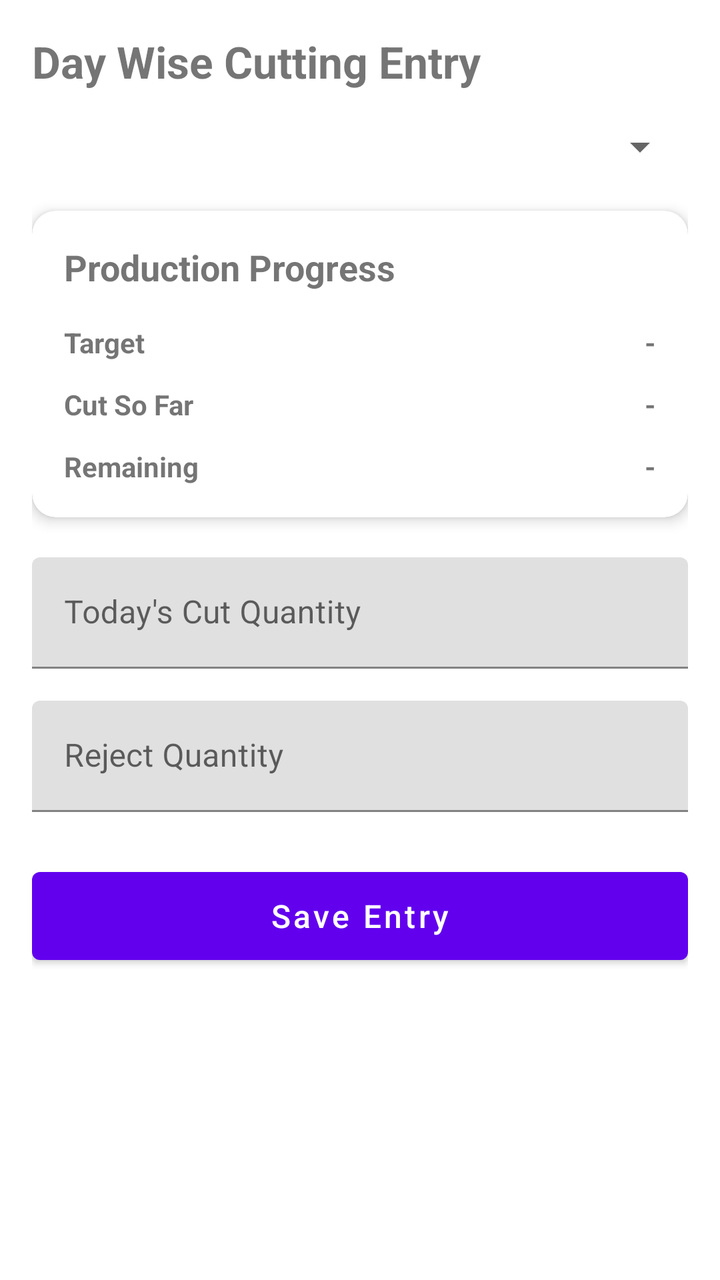
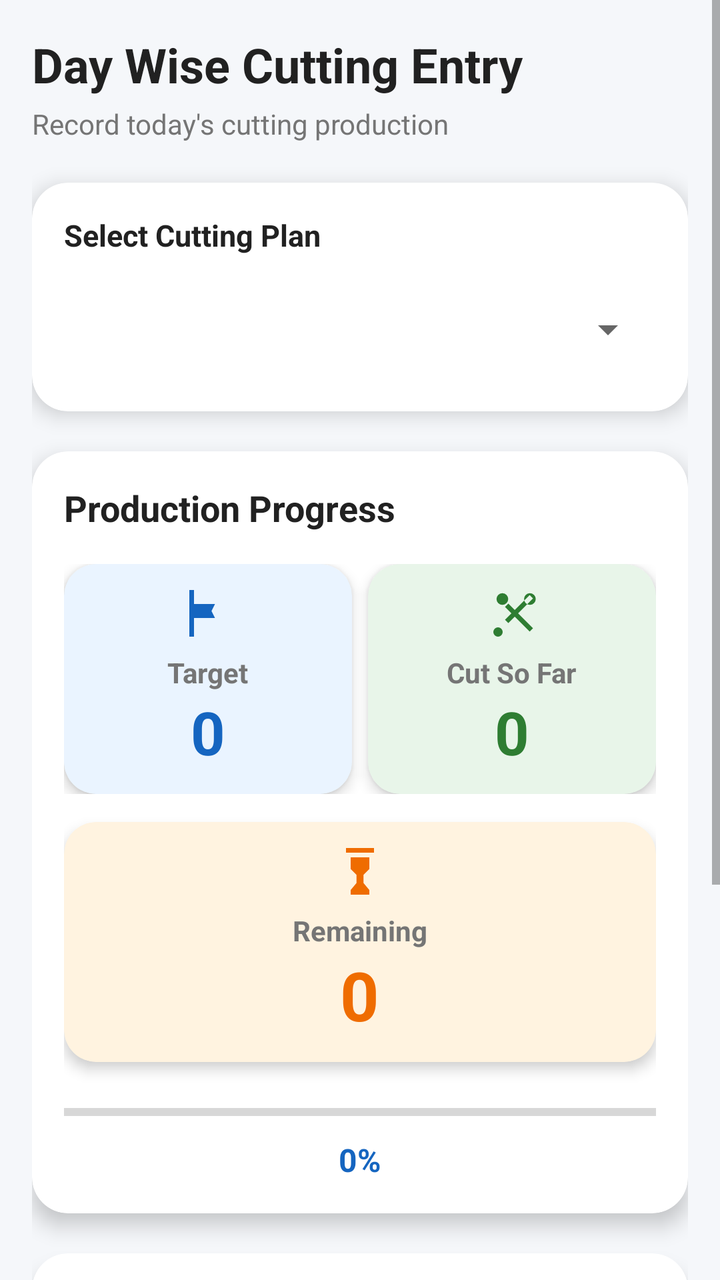

An Android layout rendered at two revisions. The XML below is the earlier revision; the diff shows what the commit changed to produce the second picture.
<!-- AndroidManifest.xml: application theme Theme.MyApplication -->
<!-- res/layout/activity_day_wise_cutting_entry.xml -->
<?xml version="1.0" encoding="utf-8"?>
<androidx.constraintlayout.widget.ConstraintLayout
    xmlns:android="http://schemas.android.com/apk/res/android"
    xmlns:app="http://schemas.android.com/apk/res-auto"
    android:layout_width="match_parent"
    android:layout_height="match_parent">

    <ScrollView
        android:layout_width="0dp"
        android:layout_height="0dp"
        android:fillViewport="true"
        app:layout_constraintTop_toTopOf="parent"
        app:layout_constraintBottom_toBottomOf="parent"
        app:layout_constraintStart_toStartOf="parent"
        app:layout_constraintEnd_toEndOf="parent">

        <LinearLayout
            android:layout_width="match_parent"
            android:layout_height="wrap_content"
            android:orientation="vertical"
            android:padding="16dp">

            
            
            

            <TextView
                android:layout_width="wrap_content"
                android:layout_height="wrap_content"
                android:text="Day Wise Cutting Entry"
                android:textStyle="bold"
                android:textSize="22sp"
                android:layout_marginBottom="16dp"/>

            
            
            

            <com.google.android.material.textfield.TextInputLayout
                android:layout_width="match_parent"
                android:layout_height="wrap_content"
                android:hint="Select Cutting Plan">

                <Spinner
                    android:id="@+id/spinnerCuttingPlan"
                    android:layout_width="match_parent"
                    android:layout_height="wrap_content"/>

            </com.google.android.material.textfield.TextInputLayout>

            
            
            

            <com.google.android.material.card.MaterialCardView
                android:layout_width="match_parent"
                android:layout_height="wrap_content"
                android:layout_marginTop="20dp"
                app:cardCornerRadius="12dp"
                app:cardElevation="4dp">

                <LinearLayout
                    android:layout_width="match_parent"
                    android:layout_height="wrap_content"
                    android:orientation="vertical"
                    android:padding="16dp">

                    <TextView
                        android:layout_width="wrap_content"
                        android:layout_height="wrap_content"
                        android:text="Production Progress"
                        android:textStyle="bold"
                        android:textSize="18sp"
                        android:layout_marginBottom="16dp"/>

                    

                    <LinearLayout
                        android:layout_width="match_parent"
                        android:layout_height="wrap_content"
                        android:orientation="horizontal">

                        <TextView
                            android:layout_width="0dp"
                            android:layout_height="wrap_content"
                            android:layout_weight="1"
                            android:text="Target"
                            android:textStyle="bold"/>

                        <TextView
                            android:id="@+id/tvTarget"
                            android:layout_width="wrap_content"
                            android:layout_height="wrap_content"
                            android:text="-"
                            android:textStyle="bold"/>

                    </LinearLayout>

                    

                    <LinearLayout
                        android:layout_width="match_parent"
                        android:layout_height="wrap_content"
                        android:orientation="horizontal"
                        android:layout_marginTop="12dp">

                        <TextView
                            android:layout_width="0dp"
                            android:layout_height="wrap_content"
                            android:layout_weight="1"
                            android:text="Cut So Far"
                            android:textStyle="bold"/>

                        <TextView
                            android:id="@+id/tvCutSoFar"
                            android:layout_width="wrap_content"
                            android:layout_height="wrap_content"
                            android:text="-"
                            android:textStyle="bold"/>

                    </LinearLayout>

                    

                    <LinearLayout
                        android:layout_width="match_parent"
                        android:layout_height="wrap_content"
                        android:orientation="horizontal"
                        android:layout_marginTop="12dp">

                        <TextView
                            android:layout_width="0dp"
                            android:layout_height="wrap_content"
                            android:layout_weight="1"
                            android:text="Remaining"
                            android:textStyle="bold"/>

                        <TextView
                            android:id="@+id/tvRemaining"
                            android:layout_width="wrap_content"
                            android:layout_height="wrap_content"
                            android:text="-"
                            android:textStyle="bold"/>

                    </LinearLayout>

                </LinearLayout>

            </com.google.android.material.card.MaterialCardView>

            
            
            

            <com.google.android.material.textfield.TextInputLayout
                android:layout_width="match_parent"
                android:layout_height="wrap_content"
                android:layout_marginTop="20dp"
                android:hint="Today's Cut Quantity">

                <com.google.android.material.textfield.TextInputEditText
                    android:id="@+id/etTodayCutQty"
                    android:layout_width="match_parent"
                    android:layout_height="wrap_content"
                    android:inputType="number" />

            </com.google.android.material.textfield.TextInputLayout>

            
            
            

            <com.google.android.material.textfield.TextInputLayout
                android:layout_width="match_parent"
                android:layout_height="wrap_content"
                android:layout_marginTop="16dp"
                android:hint="Reject Quantity">

                <com.google.android.material.textfield.TextInputEditText
                    android:id="@+id/etRejectQty"
                    android:layout_width="match_parent"
                    android:layout_height="wrap_content"
                    android:inputType="number" />

            </com.google.android.material.textfield.TextInputLayout>

            
            
            

            <com.google.android.material.button.MaterialButton
                android:id="@+id/btnSave"
                android:layout_width="match_parent"
                android:layout_height="56dp"
                android:layout_marginTop="24dp"
                android:text="Save Entry"
                android:textAllCaps="false"
                android:textSize="16sp" />

        </LinearLayout>

    </ScrollView>

</androidx.constraintlayout.widget.ConstraintLayout>
<!-- resources referenced by this layout -->
<resources>
  <style name="Theme.MyApplication" parent="Theme.MaterialComponents.DayNight.NoActionBar">
          
          <item name="colorPrimary">@color/purple_500</item>
          <item name="colorPrimaryVariant">@color/purple_700</item>
          <item name="colorOnPrimary">@color/white</item>
          
          <item name="colorSecondary">@color/teal_200</item>
          <item name="colorSecondaryVariant">@color/teal_700</item>
          <item name="colorOnSecondary">@color/black</item>
          
          <item name="android:statusBarColor">?attr/colorPrimaryVariant</item>
          
      </style>
  <color name="purple_500">#FF6200EE</color>
  <color name="purple_700">#FF3700B3</color>
  <color name="white">#FFFFFFFF</color>
  <color name="teal_200">#FF03DAC5</color>
  <color name="teal_700">#FF018786</color>
  <color name="black">#FF000000</color>
</resources>

<!-- the commit's change to res/layout/activity_day_wise_cutting_entry.xml (unified diff, before → after) -->
@@ -1,9 +1,9 @@
 <?xml version="1.0" encoding="utf-8"?>
-<androidx.constraintlayout.widget.ConstraintLayout
-    xmlns:android="http://schemas.android.com/apk/res/android"
+<androidx.constraintlayout.widget.ConstraintLayout xmlns:android="http://schemas.android.com/apk/res/android"
     xmlns:app="http://schemas.android.com/apk/res-auto"
     android:layout_width="match_parent"
-    android:layout_height="match_parent">
+    android:layout_height="match_parent"
+    android:background="@color/screenBackground">
 
     <ScrollView
         android:layout_width="0dp"
@@ -21,43 +21,32 @@
             android:padding="16dp">
 
             
-            
-            
 
             <TextView
                 android:layout_width="wrap_content"
                 android:layout_height="wrap_content"
                 android:text="Day Wise Cutting Entry"
+                android:textSize="24sp"
                 android:textStyle="bold"
-                android:textSize="22sp"
-                android:layout_marginBottom="16dp"/>
-
-            
-            
-            
-
-            <com.google.android.material.textfield.TextInputLayout
-                android:layout_width="match_parent"
-                android:layout_height="wrap_content"
-                android:hint="Select Cutting Plan">
-
-                <Spinner
-                    android:id="@+id/spinnerCuttingPlan"
-                    android:layout_width="match_parent"
-                    android:layout_height="wrap_content"/>
-
-            </com.google.android.material.textfield.TextInputLayout>
-
-            
-            
+                android:textColor="@color/textPrimary"/>
+
+            <TextView
+                android:layout_width="wrap_content"
+                android:layout_height="wrap_content"
+                android:text="Record today's cutting production"
+                android:textSize="14sp"
+                android:textColor="@color/textSecondary"
+                android:layout_marginTop="4dp"
+                android:layout_marginBottom="20dp"/>
+
             
 
             <com.google.android.material.card.MaterialCardView
                 android:layout_width="match_parent"
                 android:layout_height="wrap_content"
-                android:layout_marginTop="20dp"
-                app:cardCornerRadius="12dp"
-                app:cardElevation="4dp">
+                app:cardCornerRadius="18dp"
+                app:cardElevation="6dp"
+                app:cardBackgroundColor="@color/cardBackground">
 
                 <LinearLayout
                     android:layout_width="match_parent"
@@ -68,8 +57,43 @@
                     <TextView
                         android:layout_width="wrap_content"
                         android:layout_height="wrap_content"
+                        android:text="Select Cutting Plan"
+                        android:textStyle="bold"
+                        android:textColor="@color/textPrimary"
+                        android:textSize="15sp"/>
+
+                    <Spinner
+                        android:id="@+id/spinnerCuttingPlan"
+                        android:layout_width="match_parent"
+                        android:layout_height="50dp"
+                        android:layout_marginTop="12dp"/>
+
+                </LinearLayout>
+
+            </com.google.android.material.card.MaterialCardView>
+
+            
+
+            <com.google.android.material.card.MaterialCardView
+                android:layout_width="match_parent"
+                android:layout_height="wrap_content"
+                android:layout_marginTop="20dp"
+                app:cardCornerRadius="18dp"
+                app:cardElevation="6dp"
+                app:cardBackgroundColor="@color/cardBackground">
+
+                <LinearLayout
+                    android:layout_width="match_parent"
+                    android:layout_height="wrap_content"
+                    android:orientation="vertical"
+                    android:padding="16dp">
+
+                    <TextView
+                        android:layout_width="wrap_content"
+                        android:layout_height="wrap_content"
                         android:text="Production Progress"
                         android:textStyle="bold"
+                        android:textColor="@color/textPrimary"
                         android:textSize="18sp"
                         android:layout_marginBottom="16dp"/>
 
@@ -78,124 +102,236 @@
                     <LinearLayout
                         android:layout_width="match_parent"
                         android:layout_height="wrap_content"
-                        android:orientation="horizontal">
-
-                        <TextView
+                        android:orientation="horizontal"
+                        android:weightSum="2">
+
+                        
+
+                        <com.google.android.material.card.MaterialCardView
                             android:layout_width="0dp"
-                            android:layout_height="wrap_content"
+                            android:layout_height="115dp"
                             android:layout_weight="1"
-                            android:text="Target"
-                            android:textStyle="bold"/>
-
-                        <TextView
-                            android:id="@+id/tvTarget"
-                            android:layout_width="wrap_content"
-                            android:layout_height="wrap_content"
-                            android:text="-"
-                            android:textStyle="bold"/>
+                            android:layout_marginEnd="8dp"
+                            app:cardCornerRadius="16dp"
+                            app:cardElevation="4dp"
+                            app:cardBackgroundColor="@color/blueCard">
+
+                            <LinearLayout
+                                android:layout_width="match_parent"
+                                android:layout_height="match_parent"
+                                android:gravity="center"
+                                android:orientation="vertical">
+
+                                <ImageView
+                                    android:layout_width="28dp"
+                                    android:layout_height="28dp"
+                                    android:src="@drawable/ic_target"/>
+
+                                <TextView
+                                    android:layout_width="wrap_content"
+                                    android:layout_height="wrap_content"
+                                    android:text="Target"
+                                    android:textStyle="bold"
+                                    android:textColor="@color/textSecondary"
+                                    android:layout_marginTop="6dp"/>
+
+                                <TextView
+                                    android:id="@+id/tvTarget"
+                                    android:layout_width="wrap_content"
+                                    android:layout_height="wrap_content"
+                                    android:text="0"
+                                    android:textSize="30sp"
+                                    android:textStyle="bold"
+                                    android:textColor="@color/primary"/>
+
+                            </LinearLayout>
+
+                        </com.google.android.material.card.MaterialCardView>
+
+                        
+
+                        <com.google.android.material.card.MaterialCardView
+                            android:layout_width="0dp"
+                            android:layout_height="115dp"
+                            android:layout_weight="1"
+                            app:cardCornerRadius="16dp"
+                            app:cardElevation="4dp"
+                            app:cardBackgroundColor="@color/greenCard">
+
+                            <LinearLayout
+                                android:layout_width="match_parent"
+                                android:layout_height="match_parent"
+                                android:gravity="center"
+                                android:orientation="vertical">
+
+                                <ImageView
+                                    android:layout_width="28dp"
+                                    android:layout_height="28dp"
+                                    android:src="@drawable/ic_cutting"/>
+
+                                <TextView
+                                    android:layout_width="wrap_content"
+                                    android:layout_height="wrap_content"
+                                    android:text="Cut So Far"
+                                    android:textStyle="bold"
+                                    android:textColor="@color/textSecondary"
+                                    android:layout_marginTop="6dp"/>
+
+                                <TextView
+                                    android:id="@+id/tvCutSoFar"
+                                    android:layout_width="wrap_content"
+                                    android:layout_height="wrap_content"
+                                    android:text="0"
+                                    android:textSize="30sp"
+                                    android:textStyle="bold"
+                                    android:textColor="@color/success"/>
+
+                            </LinearLayout>
+
+                        </com.google.android.material.card.MaterialCardView>
 
                     </LinearLayout>
 
                     
 
-                    <LinearLayout
-                        android:layout_width="match_parent"
-                        android:layout_height="wrap_content"
-                        android:orientation="horizontal"
-                        android:layout_marginTop="12dp">
-
-                        <TextView
-                            android:layout_width="0dp"
-                            android:layout_height="wrap_content"
-                            android:layout_weight="1"
-                            android:text="Cut So Far"
-                            android:textStyle="bold"/>
-
-                        <TextView
-                            android:id="@+id/tvCutSoFar"
-                            android:layout_width="wrap_content"
-                            android:layout_height="wrap_content"
-                            android:text="-"
-                            android:textStyle="bold"/>
-
-                    </LinearLayout>
-
-                    
-
-                    <LinearLayout
-                        android:layout_width="match_parent"
-                        android:layout_height="wrap_content"
-                        android:orientation="horizontal"
-                        android:layout_marginTop="12dp">
-
-                        <TextView
-                            android:layout_width="0dp"
-                            android:layout_height="wrap_content"
-                            android:layout_weight="1"
-                            android:text="Remaining"
-                            android:textStyle="bold"/>
-
-                        <TextView
-                            android:id="@+id/tvRemaining"
-                            android:layout_width="wrap_content"
-                            android:layout_height="wrap_content"
-                            android:text="-"
-                            android:textStyle="bold"/>
-
-                    </LinearLayout>
+                    <com.google.android.material.card.MaterialCardView
+                        android:layout_width="match_parent"
+                        android:layout_height="120dp"
+                        android:layout_marginTop="14dp"
+                        app:cardCornerRadius="16dp"
+                        app:cardElevation="4dp"
+                        app:cardBackgroundColor="@color/orangeCard">
+
+                        <LinearLayout
+                            android:layout_width="match_parent"
+                            android:layout_height="match_parent"
+                            android:gravity="center"
+                            android:orientation="vertical">
+
+                            <ImageView
+                                android:layout_width="28dp"
+                                android:layout_height="28dp"
+                                android:src="@drawable/ic_remaining"/>
+
+                            <TextView
+                                android:layout_width="wrap_content"
+                                android:layout_height="wrap_content"
+                                android:text="Remaining"
+                                android:textStyle="bold"
+                                android:textColor="@color/textSecondary"
+                                android:layout_marginTop="6dp"/>
+
+                            <TextView
+                                android:id="@+id/tvRemaining"
+                                android:layout_width="wrap_content"
+                                android:layout_height="wrap_content"
+                                android:text="0"
+                                android:textSize="34sp"
+                                android:textStyle="bold"
+                                android:textColor="@color/warning"/>
+
+                        </LinearLayout>
+
+                    </com.google.android.material.card.MaterialCardView>
+
+                    <ProgressBar
+                        android:id="@+id/progressBar"
+                        style="?android:attr/progressBarStyleHorizontal"
+                        android:layout_width="match_parent"
+                        android:layout_height="10dp"
+                        android:layout_marginTop="20dp"
+                        android:max="100"/>
+
+                    <TextView
+                        android:id="@+id/tvProgress"
+                        android:layout_width="wrap_content"
+                        android:layout_height="wrap_content"
+                        android:layout_gravity="center_horizontal"
+                        android:layout_marginTop="8dp"
+                        android:text="0%"
+                        android:textSize="16sp"
+                        android:textStyle="bold"
+                        android:textColor="@color/primary"/>
 
                 </LinearLayout>
 
             </com.google.android.material.card.MaterialCardView>
 
             
-            
-            
-
-            <com.google.android.material.textfield.TextInputLayout
+
+            
+
+            <com.google.android.material.card.MaterialCardView
                 android:layout_width="match_parent"
                 android:layout_height="wrap_content"
                 android:layout_marginTop="20dp"
-                android:hint="Today's Cut Quantity">
-
-                <com.google.android.material.textfield.TextInputEditText
-                    android:id="@+id/etTodayCutQty"
+                app:cardCornerRadius="18dp"
+                app:cardElevation="6dp"
+                app:cardBackgroundColor="@color/cardBackground">
+
+                <LinearLayout
                     android:layout_width="match_parent"
                     android:layout_height="wrap_content"
-                    android:inputType="number" />
-
-            </com.google.android.material.textfield.TextInputLayout>
-
-            
-            
-            
-
-            <com.google.android.material.textfield.TextInputLayout
-                android:layout_width="match_parent"
-                android:layout_height="wrap_content"
-                android:layout_marginTop="16dp"
-                android:hint="Reject Quantity">
-
-                <com.google.android.material.textfield.TextInputEditText
-                    android:id="@+id/etRejectQty"
-                    android:layout_width="match_parent"
-                    android:layout_height="wrap_content"
-                    android:inputType="number" />
-
-            </com.google.android.material.textfield.TextInputLayout>
-
-            
-            
-            
-
-            <com.google.android.material.button.MaterialButton
-                android:id="@+id/btnSave"
-                android:layout_width="match_parent"
-                android:layout_height="56dp"
-                android:layout_marginTop="24dp"
-                android:text="Save Entry"
-                android:textAllCaps="false"
-                android:textSize="16sp" />
+                    android:orientation="vertical"
+                    android:padding="16dp">
+
+                    <TextView
+                        android:layout_width="wrap_content"
+                        android:layout_height="wrap_content"
+                        android:text="Today's Production"
+                        android:textSize="18sp"
+                        android:textStyle="bold"
+                        android:textColor="@color/textPrimary"
+                        android:layout_marginBottom="18dp"/>
+
+                    
+
+                    <com.google.android.material.textfield.TextInputLayout
+                        android:layout_width="match_parent"
+                        android:layout_height="wrap_content"
+                        android:hint="Today's Cut Pieces">
+
+                        <com.google.android.material.textfield.TextInputEditText
+                            android:id="@+id/etTodayCutQty"
+                            android:layout_width="match_parent"
+                            android:layout_height="wrap_content"
+                            android:inputType="number"/>
+
+                    </com.google.android.material.textfield.TextInputLayout>
+
+                    
+
+                    <com.google.android.material.textfield.TextInputLayout
+                        android:layout_width="match_parent"
+                        android:layout_height="wrap_content"
+                        android:layout_marginTop="16dp"
+                        android:hint="Reject Pieces">
+
+                        <com.google.android.material.textfield.TextInputEditText
+                            android:id="@+id/etRejectQty"
+                            android:layout_width="match_parent"
+                            android:layout_height="wrap_content"
+                            android:inputType="number"/>
+
+                    </com.google.android.material.textfield.TextInputLayout>
+
+                    <com.google.android.material.button.MaterialButton
+                        android:id="@+id/btnSave"
+                        android:layout_width="match_parent"
+                        android:layout_height="58dp"
+                        android:layout_marginTop="24dp"
+                        android:text="Save Entry"
+                        android:textAllCaps="false"
+                        android:textSize="17sp"
+                        android:textStyle="bold"
+                        app:cornerRadius="16dp"
+                        app:icon="@drawable/ic_save"
+                        app:iconGravity="textStart"
+                        app:iconPadding="10dp"/>
+
+                </LinearLayout>
+
+            </com.google.android.material.card.MaterialCardView>
 
         </LinearLayout>
 
<!-- resource entries referenced after the edit -->
@@ -1,5 +1,63 @@
 <!-- resources referenced by this layout -->
 <resources>
+  <color name="blueCard">#EAF4FF</color>
+  <color name="cardBackground">#FFFFFF</color>
+  <color name="greenCard">#E8F5E9</color>
+  <color name="orangeCard">#FFF3E0</color>
+  <color name="primary">#1565C0</color>
+  <color name="screenBackground">#F5F7FA</color>
+  <color name="success">#2E7D32</color>
+  <color name="textPrimary">#212121</color>
+  <color name="textSecondary">#757575</color>
+  <color name="warning">#EF6C00</color>
+  <!-- drawable ic_cutting (drawable) -->
+  <?xml version="1.0" encoding="utf-8"?>
+  <vector xmlns:android="http://schemas.android.com/apk/res/android"
+      android:width="24dp"
+      android:height="24dp"
+      android:viewportWidth="24"
+      android:viewportHeight="24">
+  
+      <path
+          android:fillColor="#2E7D32"
+          android:pathData="M9.64,7.64A2.5,2.5 0,1 1,6.1,4.1A2.5,2.5 0,0 1,9.64,7.64M17.9,4.1A2.5,2.5 0,1 0,21.44,7.64A2.5,2.5 0,0 0,17.9,4.1M14.59,12L21,18.41L19.59,19.82L13.17,13.41L10.41,16.17L9,14.76L11.76,12L9,9.24L10.41,7.83L13.17,10.59L19.59,4.17L21,5.58L14.59,12M4,20A2,2 0,1 1,6,22A2,2 0,0 1,4,20Z"/>
+  </vector>
+  <!-- drawable ic_remaining (drawable) -->
+  <?xml version="1.0" encoding="utf-8"?>
+  <vector xmlns:android="http://schemas.android.com/apk/res/android"
+      android:width="24dp"
+      android:height="24dp"
+      android:viewportWidth="24"
+      android:viewportHeight="24">
+  
+      <path
+          android:fillColor="#EF6C00"
+          android:pathData="M6,2H18V4H6V2M8,6H16V11L13.5,13.5V17L16,20V22H8V20L10.5,17V13.5L8,11V6Z"/>
+  </vector>
+  <!-- drawable ic_save (drawable) -->
+  <?xml version="1.0" encoding="utf-8"?>
+  <vector xmlns:android="http://schemas.android.com/apk/res/android"
+      android:width="24dp"
+      android:height="24dp"
+      android:viewportWidth="24"
+      android:viewportHeight="24">
+  
+      <path
+          android:fillColor="#FFFFFF"
+          android:pathData="M17,3H5A2,2 0,0 0,3 5V19A2,2 0,0 0,5 21H19A2,2 0,0 0,21 19V7L17,3M12,19A3,3 0,1 1,15 16A3,3 0,0 1,12 19M6,8V5H15V8H6Z"/>
+  </vector>
+  <!-- drawable ic_target (drawable) -->
+  <?xml version="1.0" encoding="utf-8"?>
+  <vector xmlns:android="http://schemas.android.com/apk/res/android"
+      android:width="24dp"
+      android:height="24dp"
+      android:viewportWidth="24"
+      android:viewportHeight="24">
+  
+      <path
+          android:fillColor="#1565C0"
+          android:pathData="M4,2v20h2v-8h9l-1.5,-3L15,8H6V2H4z"/>
+  </vector>
   <style name="Theme.MyApplication" parent="Theme.MaterialComponents.DayNight.NoActionBar">
           
           <item name="colorPrimary">@color/purple_500</item>
@@ -15,7 +73,7 @@
       </style>
   <color name="purple_500">#FF6200EE</color>
   <color name="purple_700">#FF3700B3</color>
-  <color name="white">#FFFFFFFF</color>
+  <color name="white">#FFFFFF</color>
   <color name="teal_200">#FF03DAC5</color>
   <color name="teal_700">#FF018786</color>
   <color name="black">#FF000000</color>
